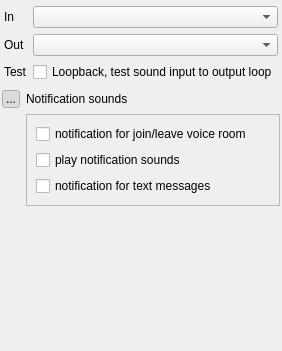
This is src/blackgui/components/audiosetupcomponent.ui in swift-project/pilotclient as Qt 5 draws it before an edit. The edited form follows.
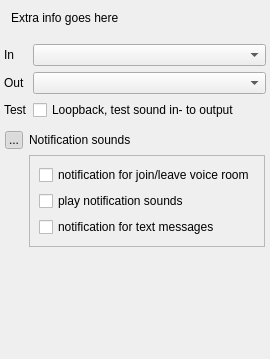
This is the edited form. Icons and pictures are not drawn.

Commit message: refs #892, disable audio settings when no audio context is available * Info for which machine audio setup is displayed * Obtain audio "location" * Remark: Audio can run on core and in GUI which is different from other contexts

```diff
--- a/src/blackgui/components/audiosetupcomponent.ui
+++ b/src/blackgui/components/audiosetupcomponent.ui
@@ -2,6 +2,14 @@
 <ui version="4.0">
  <class>CAudioSetupComponent</class>
  <widget class="QFrame" name="CAudioSetupComponent">
+  <property name="geometry">
+   <rect>
+    <x>0</x>
+    <y>0</y>
+    <width>264</width>
+    <height>359</height>
+   </rect>
+  </property>
   <property name="windowTitle">
    <string>Audio setup</string>
   </property>
@@ -27,6 +35,22 @@
    <property name="bottomMargin">
     <number>2</number>
    </property>
+   <item>
+    <widget class="QWidget" name="wi_ExtraInfo" native="true">
+     <layout class="QVBoxLayout" name="vl_ExtraInfo">
+      <item>
+       <widget class="QLabel" name="lbl_ExtraInfo">
+        <property name="text">
+         <string>Extra info goes here</string>
+        </property>
+        <property name="wordWrap">
+         <bool>true</bool>
+        </property>
+       </widget>
+      </item>
+     </layout>
+    </widget>
+   </item>
    <item>
     <layout class="QFormLayout" name="fl_SetupAudio">
      <property name="sizeConstraint">
@@ -112,7 +136,7 @@
      <item row="2" column="1">
       <widget class="QCheckBox" name="cb_SetupAudioLoopback">
        <property name="text">
-        <string>Loopback, test sound input to output loop</string>
+        <string>Loopback, test sound in- to output</string>
        </property>
       </widget>
      </item>
@@ -120,6 +144,18 @@
    </item>
    <item>
     <layout class="QGridLayout" name="gl_NotificationSounds">
+     <property name="leftMargin">
+      <number>3</number>
+     </property>
+     <property name="topMargin">
+      <number>3</number>
+     </property>
+     <property name="rightMargin">
+      <number>3</number>
+     </property>
+     <property name="bottomMargin">
+      <number>3</number>
+     </property>
      <item row="0" column="1">
       <widget class="QLabel" name="lbl_NotificationSounds">
        <property name="text">
```
The commit also changes 8 other files.
